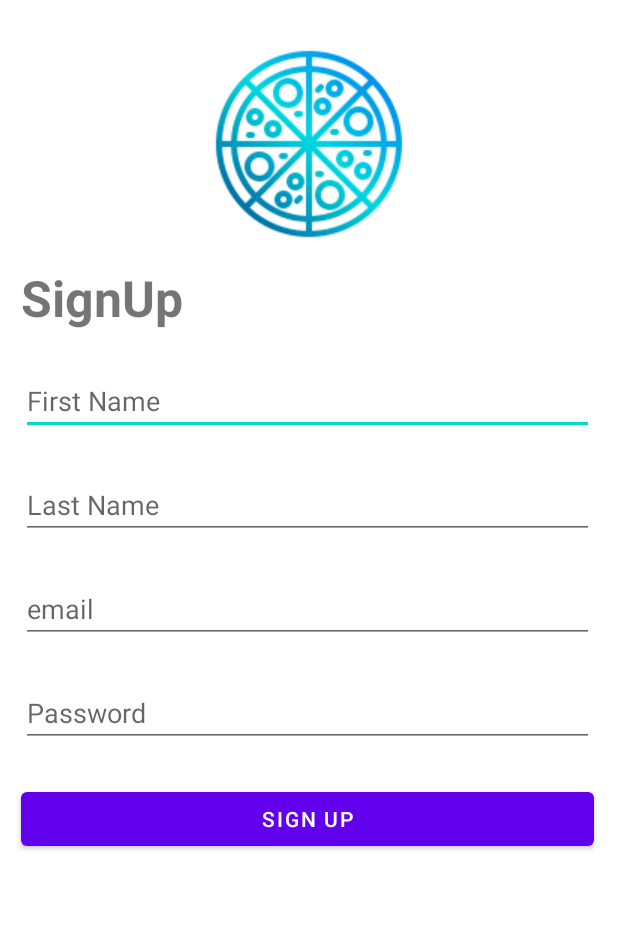
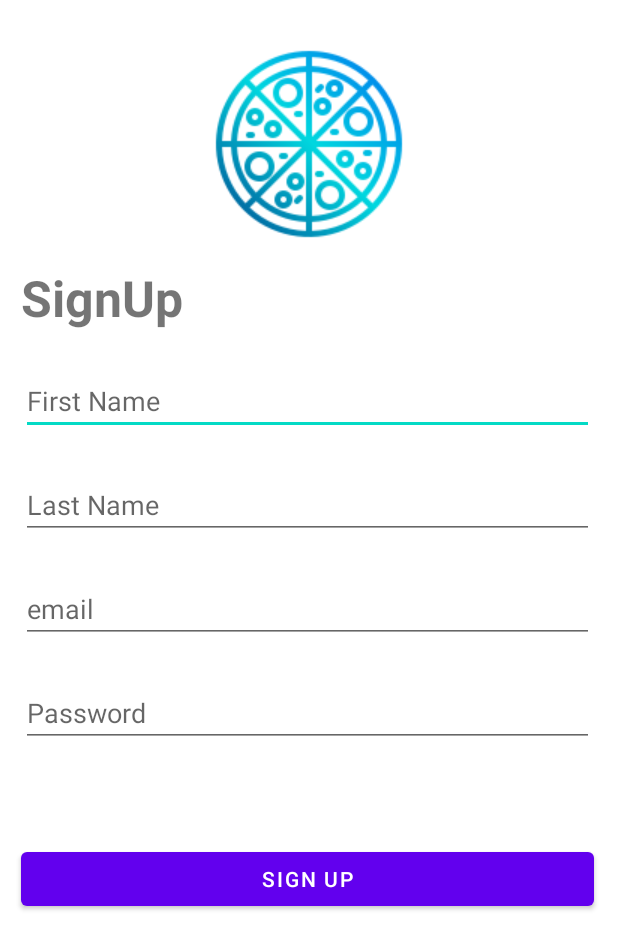
Before and after one commit to AbdelhameedHassouneh/Zaytoon, an Android app: the SignUpActivity screen opened directly, with no data from a screen before it, on a phone screen of 412 x 824 dp. Shown: the top 949 px of the screen. Run offline under Robolectric (Android 15) with nearby library versions, the phone set to English and light mode, and no system bars.

Commit message:
adding the sign up activity

```diff
--- a/Android/app/src/main/AndroidManifest.xml
+++ b/Android/app/src/main/AndroidManifest.xml
@@ -14,6 +14,12 @@
         android:theme="@style/splashTheme"
         android:usesCleartextTraffic="true">
         <activity
+            android:name=".UserMeasurmentsActivity"
+            android:exported="false" />
+        <activity
+            android:name=".TabsActivity"
+            android:exported="false" />
+        <activity
             android:name=".SignUpActivity"
             android:exported="false" />
         <activity
--- a/Android/app/src/main/java/com/example/avocadoandroid/SignUpActivity.kt
+++ b/Android/app/src/main/java/com/example/avocadoandroid/SignUpActivity.kt
@@ -2,13 +2,18 @@ package com.example.avocadoandroid
 
 import androidx.appcompat.app.AppCompatActivity
 import android.os.Bundle
+import android.util.Log
+import com.example.avocadoandroid.entities.User
 
 class SignUpActivity : AppCompatActivity() {
+    private var user: User? = null
     override fun onCreate(savedInstanceState: Bundle?) {
         super.onCreate(savedInstanceState)
         setTheme(R.style.Theme_AvocadoAndroid)
         setContentView(R.layout.activity_sign_up)
 
+        user = intent.getSerializableExtra("user") as? User
+//        Log.d("qqq", "onCreate in sign up: $user")
 
     }
 }
--- a/Android/app/src/main/res/layout/activity_sign_up.xml
+++ b/Android/app/src/main/res/layout/activity_sign_up.xml
@@ -32,7 +32,7 @@
         app:layout_constraintTop_toBottomOf="@+id/imageView2" />
 
     <EditText
-        android:id="@+id/edit_text_first_name"
+        android:id="@+id/edit_text_height"
         android:layout_width="0dp"
         android:layout_height="wrap_content"
         android:layout_marginTop="24dp"
@@ -46,7 +46,7 @@
         app:layout_constraintTop_toBottomOf="@+id/textView2" />
 
     <EditText
-        android:id="@+id/edit_text_last_name"
+        android:id="@+id/edit_text_Weight"
         android:layout_width="0dp"
         android:layout_height="wrap_content"
         android:layout_marginTop="24dp"
@@ -55,11 +55,11 @@
         android:hint="Last Name"
         android:inputType="textPersonName"
         app:layout_constraintEnd_toEndOf="parent"
-        app:layout_constraintStart_toStartOf="@+id/edit_text_first_name"
-        app:layout_constraintTop_toBottomOf="@+id/edit_text_first_name" />
+        app:layout_constraintStart_toStartOf="@+id/edit_text_height"
+        app:layout_constraintTop_toBottomOf="@+id/edit_text_height" />
 
     <EditText
-        android:id="@+id/edit_text_email"
+        android:id="@+id/edit_text_age"
         android:layout_width="0dp"
         android:layout_height="wrap_content"
         android:layout_marginTop="24dp"
@@ -68,11 +68,11 @@
         android:hint="email"
         android:inputType="textPersonName"
         app:layout_constraintEnd_toEndOf="parent"
-        app:layout_constraintStart_toStartOf="@+id/edit_text_last_name"
-        app:layout_constraintTop_toBottomOf="@+id/edit_text_last_name" />
+        app:layout_constraintStart_toStartOf="@+id/edit_text_Weight"
+        app:layout_constraintTop_toBottomOf="@+id/edit_text_Weight" />
 
     <EditText
-        android:id="@+id/editTextTextPassword"
+        android:id="@+id/edit_text_gender"
         android:layout_width="0dp"
         android:layout_height="wrap_content"
         android:layout_marginTop="24dp"
@@ -81,19 +81,20 @@
         android:hint="Password"
         android:inputType="textPassword"
         app:layout_constraintEnd_toEndOf="parent"
-        app:layout_constraintStart_toStartOf="@+id/edit_text_email"
-        app:layout_constraintTop_toBottomOf="@+id/edit_text_email" />
+        app:layout_constraintStart_toStartOf="@+id/edit_text_age"
+        app:layout_constraintTop_toBottomOf="@+id/edit_text_age" />
 
     <Button
         android:id="@+id/button_sign_up"
         android:layout_width="0dp"
         android:layout_height="wrap_content"
-        android:layout_marginTop="24dp"
+        android:layout_marginTop="64dp"
         android:layout_marginEnd="16dp"
         android:text="Sign Up"
         app:layout_constraintEnd_toEndOf="parent"
-        app:layout_constraintStart_toStartOf="@+id/editTextTextPassword"
-        app:layout_constraintTop_toBottomOf="@+id/editTextTextPassword" />
+        app:layout_constraintHorizontal_bias="1.0"
+        app:layout_constraintStart_toStartOf="@+id/edit_text_gender"
+        app:layout_constraintTop_toBottomOf="@+id/edit_text_gender" />
 
 
 </androidx.constraintlayout.widget.ConstraintLayout>
```
Also changed, not shown: Android/app/src/main/java/com/example/avocadoandroid/MainActivity.kt (+8 -2 lines), Android/app/src/main/java/com/example/avocadoandroid/TabsActivity.kt (added, +14 -0 lines), Android/app/src/main/java/com/example/avocadoandroid/UserMeasurmentsActivity.kt (added, +62 -0 lines), Android/app/src/main/java/com/example/avocadoandroid/entities/User.kt (+13 -4 lines), Android/app/src/main/res/layout/activity_tabs.xml (added, +9 -0 lines), Android/app/src/main/res/layout/activity_user_measurments.xml (added, +111 -0 lines), Android/app/src/main/res/drawable-v24/height.png (added), Android/app/src/main/res/drawable-v24/user.png (added), Android/app/src/main/res/drawable-v24/weight.png (added).
